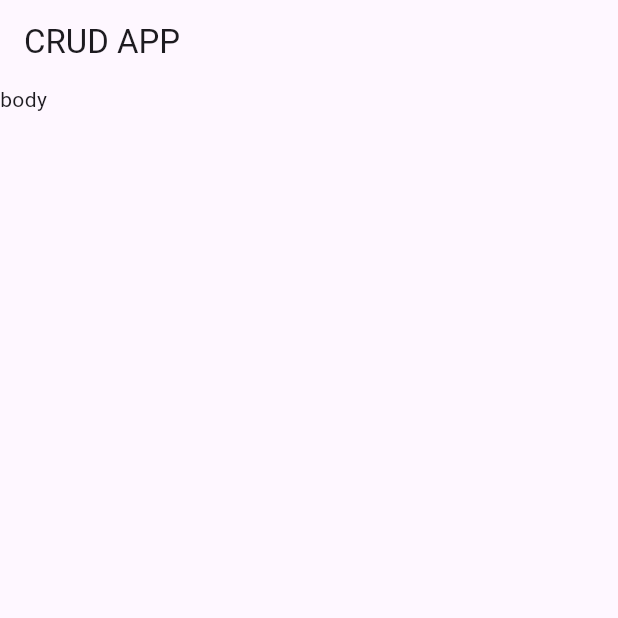
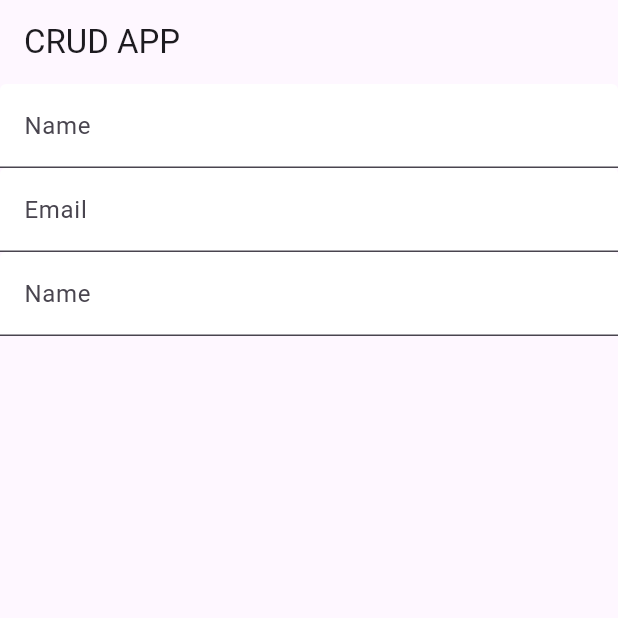
Before and after one commit to abraaobb/flutter_list_view_exemple, a Flutter app: the screen it shows after launch, on a phone screen of 412 x 824 dp, the top half of it. Run offline on Flutter 3.47's test engine with Material 3 defaults, Android fonts, the phone set to English and light mode, and no system bars.

Commit message:
3 - create user form

```diff
--- a/lib/main.dart
+++ b/lib/main.dart
@@ -1,4 +1,5 @@
 import 'package:crud_app/provider.dart';
+import 'package:crud_app/user_form.dart';
 import 'package:flutter/material.dart';
 
 void main(List<String> args) {
@@ -17,7 +18,7 @@ class MyApp extends StatelessWidget {
           appBar: AppBar(
             title: Text('CRUD APP'),
           ),
-          body: Text('body'),
+          body: UserForm(),
         ),
         routes: {},
       ),
--- /dev/null
+++ b/lib/user_form.dart
@@ -0,0 +1,31 @@
+import 'package:crud_app/field_form.dart';
+import 'package:flutter/material.dart';
+
+class UserForm extends StatefulWidget {
+  const UserForm({super.key});
+
+  @override
+  State<UserForm> createState() => _UserFormState();
+}
+
+class _UserFormState extends State<UserForm> {
+  TextEditingController controllerName = TextEditingController();
+  TextEditingController controllerEmail = TextEditingController();
+  TextEditingController controllerPassword = TextEditingController();
+
+  @override
+  Widget build(BuildContext context) {
+    return Center(
+      child: Column(
+        children: [
+          FieldForm(
+              label: 'Name', isPassword: false, controller: controllerName),
+          FieldForm(
+              label: 'Email', isPassword: false, controller: controllerEmail),
+          FieldForm(
+              label: 'Name', isPassword: true, controller: controllerPassword)
+        ],
+      ),
+    );
+  }
+}
```
